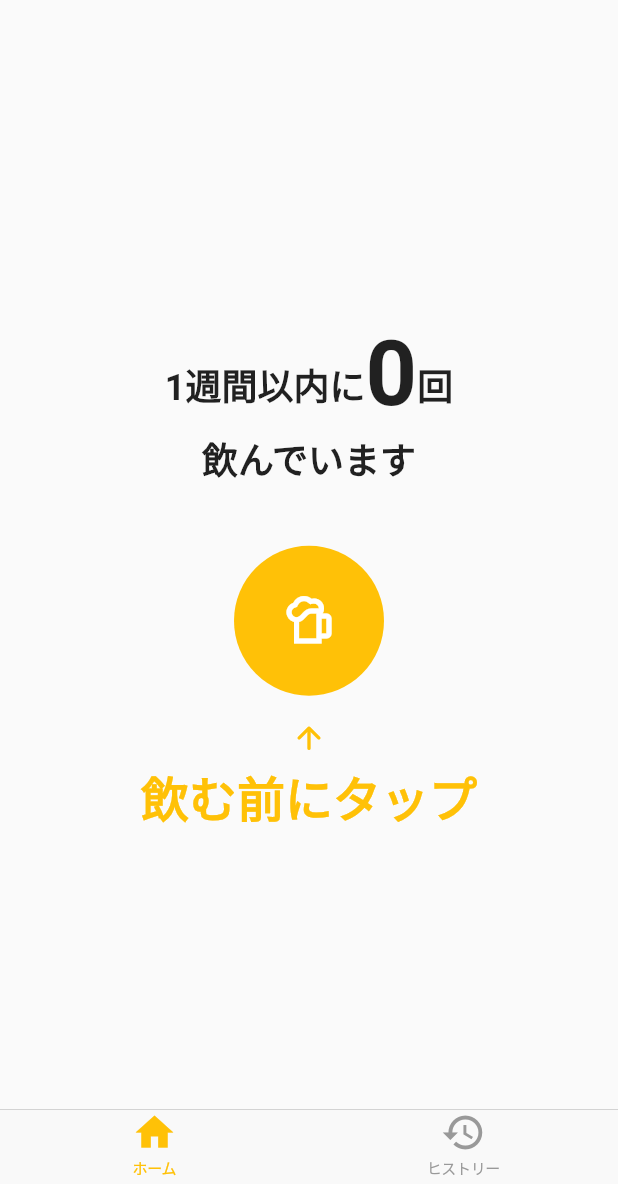
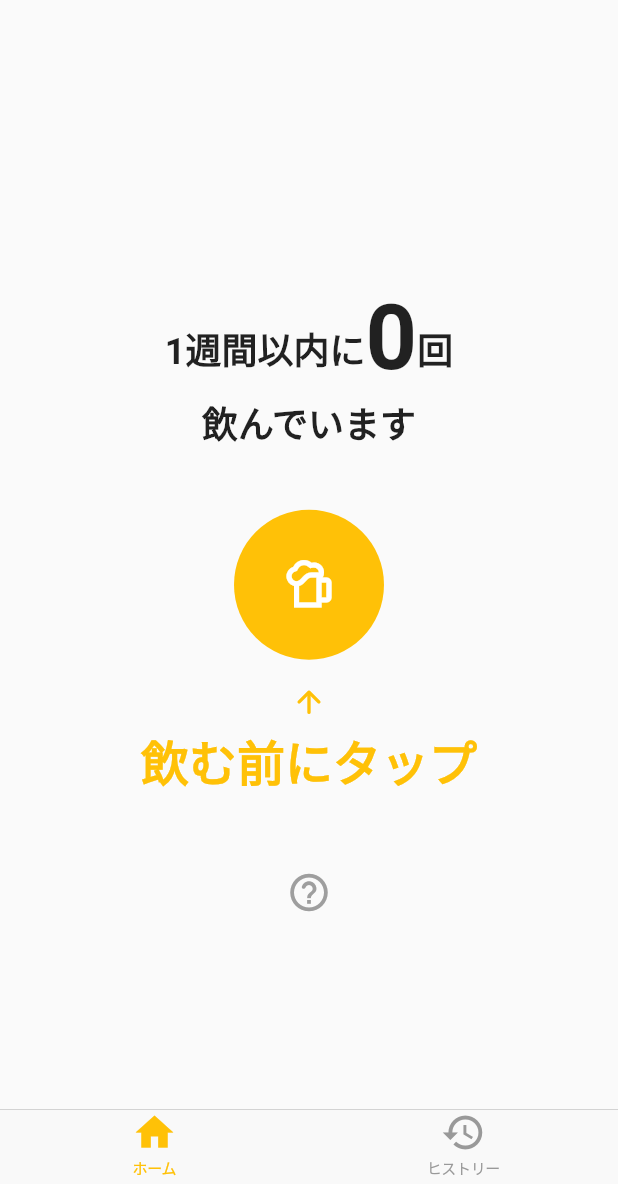
Before and after one commit to syuji-higa/nomuki-switch-app, a Flutter app: the screen it shows after launch, on a phone screen of 412 x 824 dp, the part 52-1236 px from its top. Run offline on Flutter 3.47's test engine with Material 2 defaults, Android fonts, the phone set to English and light mode, and no system bars; our stand-ins replace sqflite; accounts and stored records are empty.

Commit message:
feat: add hint

```diff
--- a/lib/pages/home.dart
+++ b/lib/pages/home.dart
@@ -20,7 +20,11 @@ class _HomePageState extends State<HomePage> {
       builder: (context, AsyncSnapshot<int> snapshot) {
         if (snapshot.hasData) {
           return Scaffold(
-            body: Center(
+            body: Column(
+              mainAxisAlignment: MainAxisAlignment.center,
+              children: <Widget>[
+                SizedBox(height: 40),
+                Center(
                   child: Column(
                     mainAxisAlignment: MainAxisAlignment.center,
                     children: <Widget>[
@@ -29,6 +33,10 @@ class _HomePageState extends State<HomePage> {
                       NomukiButtonContainer(_updateDrinkCount),
                     ],
                   ),
+                ),
+                SizedBox(height: 40),
+                HintButton(),
+              ],
             ),
           );
         } else {
@@ -197,7 +205,7 @@ class NomukiButton extends StatelessWidget {
             await showDialog(
               context: context,
               builder: (BuildContext context) {
-                return StartedDialog();
+                return Dialog('今日も楽しく飲みましょう！');
               },
             );
             _addDrinkTime();
@@ -223,10 +231,36 @@ class NomukiButtonDesc extends StatelessWidget {
   }
 }
 
-class StartedDialog extends StatelessWidget {
+class HintButton extends StatelessWidget {
+  @override
+  Widget build(BuildContext context) {
+    return Ink(
+      child: IconButton(
+        icon: Icon(
+          Icons.help_outline_rounded,
+          size: 30.0,
+        ),
+        color: Colors.grey,
+        onPressed: () async {
+          await showDialog(
+            context: context,
+            builder: (BuildContext context) {
+              return Dialog('その日の飲み始めだけでも、一杯飲むたびにでも、自分にあった方法でタップして、飲み過ぎていないかの目安にしましょう。');
+            },
+          );
+        },
+      ),
+    );
+  }
+}
+
+class Dialog extends StatelessWidget {
+  final String text;
+  Dialog(this.text);
+
   Widget build(BuildContext context) {
     return AlertDialog(
-      title: Text('今日も楽しく飲みましょう！'),
+      title: Text(text),
       actions: <Widget>[
         RaisedButton(
           color: Colors.amber,
```
Lines whose indentation alone changed are shown as unchanged.
